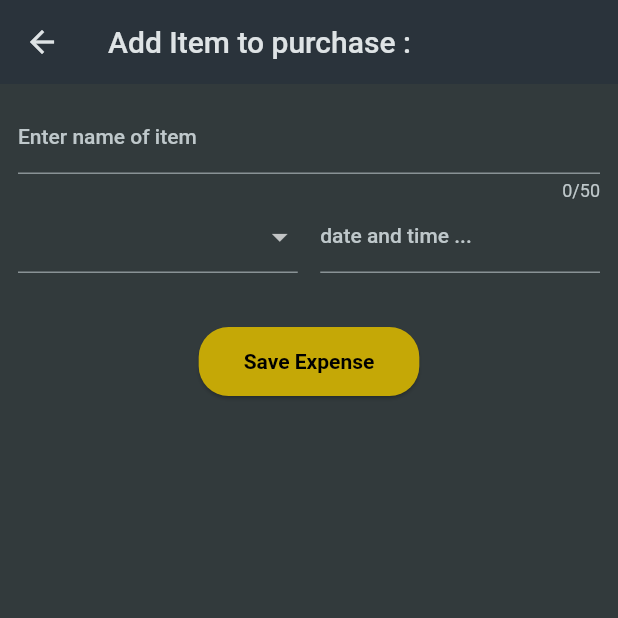
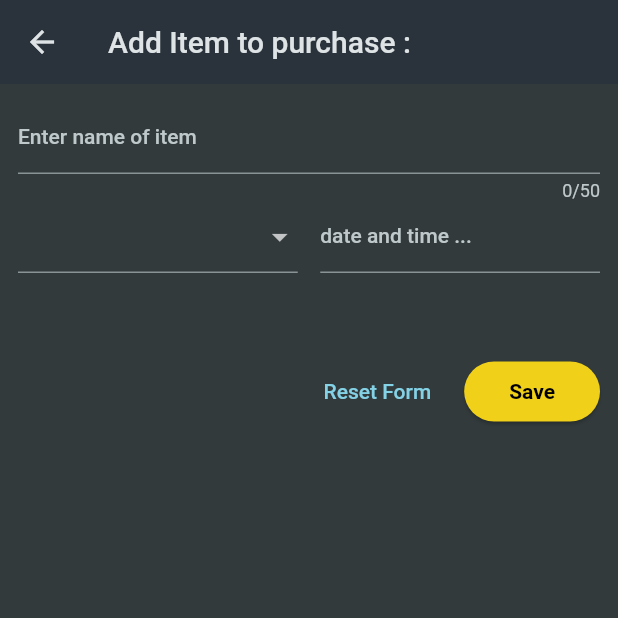
Before and after one commit to notrayo/shopping-list, a Flutter app: the AddItem screen opened directly, on a phone screen of 412 x 824 dp, the top half of it. Run offline on Flutter 3.47's test engine with Material 2 defaults, Android fonts, the phone set to English and light mode, and no system bars.

Commit message:
initialized form validation logic

```diff
--- a/lib/data/dummy_data.dart
+++ b/lib/data/dummy_data.dart
@@ -10,12 +10,8 @@ final dummyData = [
       date: DateTime.now()),
   DummyDataItem(
       category: categories[Categories.clothes]!,
-      name: 'Nike SB',
+      name: 'Official Shoes',
       date: DateTime(2023, 7, 12)),
-  DummyDataItem(
-      category: categories[Categories.food]!,
-      name: 'Cooking Oil',
-      date: DateTime.now()),
   DummyDataItem(
       category: categories[Categories.techApparatus]!,
       name: 'Arduino Kit',
--- a/lib/screens/add_Item.dart
+++ b/lib/screens/add_Item.dart
@@ -18,6 +18,7 @@ class _AddItemState extends State<AddItem> {
         ),
         body: Padding(
           padding: const EdgeInsets.all(12),
+          child: Form(
             child: Column(
               children: [
                 TextFormField(
@@ -26,6 +27,12 @@ class _AddItemState extends State<AddItem> {
                     label: Text('Enter name of item'),
                   ),
                   validator: (value) {
+                    if (value == null ||
+                        value.isEmpty ||
+                        value.trim().length <= 1 ||
+                        value.trim().length > 50) {
+                      return 'please re-enter your item name';
+                    }
                     return 'test ...';
                   },
                 ),
@@ -58,41 +65,47 @@ class _AddItemState extends State<AddItem> {
                       child: TextFormField(
                         decoration: const InputDecoration(
                             label: Text('date and time ...')),
+                        validator: (value) {
+                          if (value == null || value.isEmpty) {
+                            return 'please enter date';
+                          }
+                          return 'test ...';
+                        },
                       ),
                     ),
                   ],
                 ),
-              const SizedBox(height: 35),
-              Center(
-                child: SizedBox(
-                  // width: double.infinity,
-                  child: ElevatedButton(
-                    onPressed: () {
-                      //_saveExpense();
-                      // Navigator.of(context).pushReplacement(
-                      //   MaterialPageRoute(
-                      //     builder: (context) => const HomeScreen(),
-                      //   ),
-                      // );
-                    },
+                const SizedBox(height: 55),
+                Row(
+                  mainAxisAlignment: MainAxisAlignment.end,
+                  children: [
+                    TextButton(
+                        onPressed: () {}, child: const Text('Reset Form')),
+                    const SizedBox(
+                      width: 10,
+                    ),
+                    ElevatedButton(
+                      onPressed: () {},
                       style: ElevatedButton.styleFrom(
                           shape: RoundedRectangleBorder(
                             borderRadius: BorderRadius.circular(20),
                           ),
-                        backgroundColor: const Color.fromARGB(255, 197, 168, 6),
+                          backgroundColor:
+                              const Color.fromARGB(255, 240, 208, 24),
                           padding: const EdgeInsets.symmetric(
                             horizontal: 30,
-                          vertical: 15,
+                            vertical: 12,
                           )),
                       child: const Text(
-                      'Save Expense',
+                        'Save',
                         style: TextStyle(
                             color: Colors.black, fontWeight: FontWeight.bold),
                       ),
                     ),
-                ),
+                  ],
                 ),
               ],
+            ),
           ),
         ));
   }
```
Lines whose indentation alone changed are shown as unchanged.
